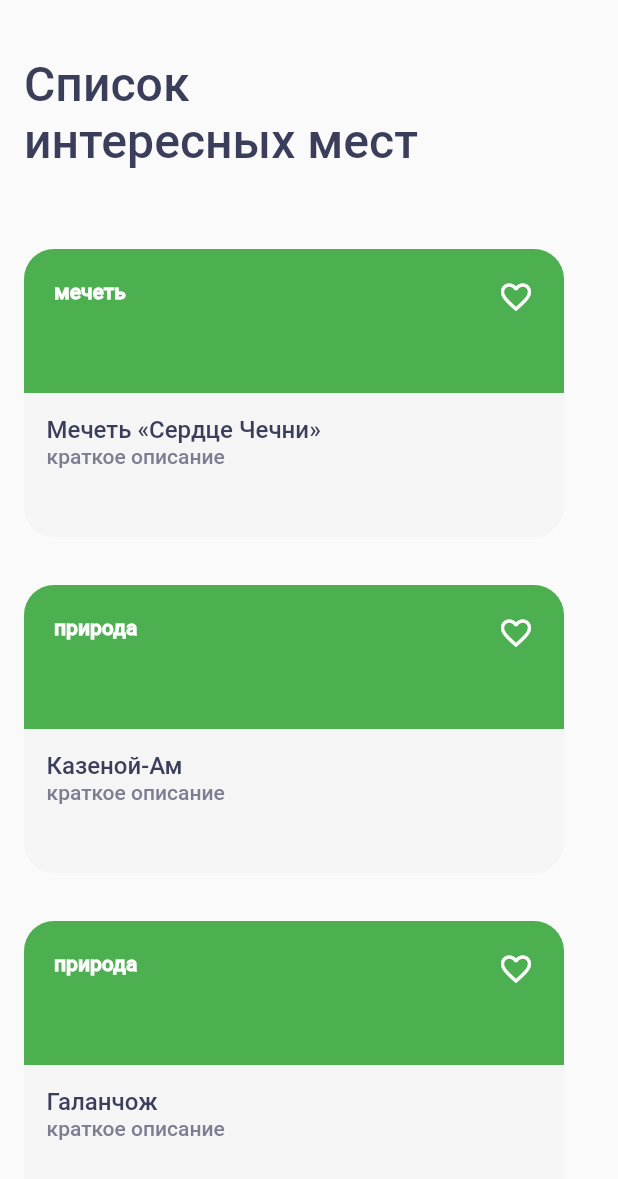
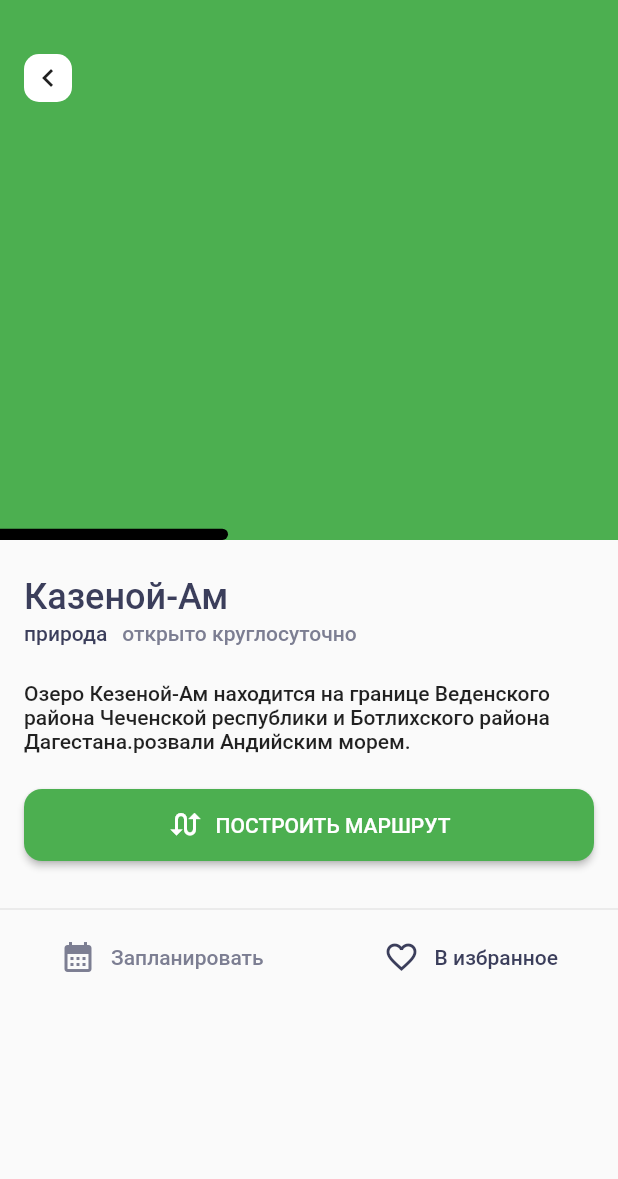
Before and after one commit to musovvir/places, a Flutter app: the screen it shows after launch, on a phone screen of 412 x 824 dp. Shown: the top 1179 px of the screen. Run offline on Flutter 3.47's test engine with Material 2 defaults, Android fonts, the phone set to English and light mode, and no system bars.

Commit message:
add SightDetails

```diff
--- a/lib/main.dart
+++ b/lib/main.dart
@@ -1,5 +1,6 @@
 import 'package:flutter/material.dart';
-import 'package:places/ui/screen/sight_list_screen.dart';
+import 'package:places/ui/screen/sight_details.dart';
+// import 'package:places/ui/screen/sight_list_screen.dart';
 
 void main() {
   runApp(const App());
@@ -15,11 +16,12 @@ class App extends StatefulWidget {
 class _AppState extends State<App> {
   @override
   Widget build(BuildContext context) {
-    return const MaterialApp(
+    return MaterialApp(
+      theme: ThemeData(fontFamily: 'Roboto'),
       debugShowCheckedModeBanner: false,
       title: 'My First App',
       color: Colors.red,
-      home: SightListScreen(),
+      home: const SightDetails(),
     );
   }
 }
--- /dev/null
+++ b/lib/ui/screen/sight_details.dart
@@ -0,0 +1,126 @@
+import 'package:flutter/material.dart';
+
+class SightDetails extends StatelessWidget {
+  const SightDetails({Key? key}) : super(key: key);
+
+  @override
+  Widget build(BuildContext context) {
+    return Scaffold(
+      body: Column(
+        children: [
+          Stack(
+            children: [
+              Container(
+                height: 360,
+                color: Colors.green,
+              ),
+              Padding(
+                padding: const EdgeInsets.only(top: 36, left: 16),
+                child: Container(
+                  width: 32,
+                  height: 32,
+                  decoration: const BoxDecoration(borderRadius: BorderRadius.all(Radius.circular(10)), color: Colors.white,),
+                  child: const Icon(Icons.chevron_left),
+                ),
+              ),
+              Positioned(
+                bottom: 0,
+                left: 0,
+                child: Container(
+                  width: 152,
+                  height: 7.57,
+                  decoration: const BoxDecoration(borderRadius: BorderRadius.only(topRight: Radius.circular(10), bottomRight: Radius.circular(10),), color: Colors.black,),
+                ),
+              ),
+            ],
+          ),
+          Column(
+            crossAxisAlignment: CrossAxisAlignment.start,
+            children: [
+              const Padding(
+                padding: EdgeInsets.only(left: 16, right: 16, top: 24),
+                child: Text('Казеной-Ам', style: TextStyle(color: Color.fromRGBO(59, 62, 91, 1), fontSize: 24)),
+              ),
+              Padding(
+                padding: const EdgeInsets.only(left: 16, top: 2),
+                child: Row(
+                  children: const [
+                    Text('природа', style: TextStyle(color: Color.fromRGBO(59, 62, 91, 1), fontSize: 14,)),
+                    SizedBox(width: 10),
+                    Text('открыто круглосуточно', style: TextStyle(color: Color.fromRGBO(124, 126, 146, 1), fontSize: 14)),
+                  ],
+                ),
+              ),
+              const Padding(
+                padding: EdgeInsets.symmetric(horizontal: 16, vertical: 24),
+                child: Text('Озеро Кезеной-Ам находится на границе Веденского района Чеченской республики и Ботлихского района Дагестана.розвали Андийским морем.'),
+              ),
+              Padding(
+                padding: const EdgeInsets.only(left: 16, right: 16, bottom: 24),
+                child: SizedBox(
+                  height: 48,
+                  child: ButtonTheme(
+                    minWidth: 328,
+                    child: ElevatedButton(
+                      onPressed: () {},
+                      style: ButtonStyle(
+                        shape: MaterialStateProperty.all(
+                          RoundedRectangleBorder(
+                            borderRadius: BorderRadius.circular(12),
+                          ),
+                        ),
+                        backgroundColor: MaterialStateProperty.all(Colors.green),
+                      ),
+                      child: Row(
+                        mainAxisAlignment: MainAxisAlignment.center,
+                        children: const [
+                          Icon(Icons.swap_calls),
+                          SizedBox(width: 8),
+                          Text('ПОСТРОИТЬ МАРШРУТ'),
+                        ],
+                      ),
+                    ),
+                  ),
+                ),
+              ),
+              const Divider(),
+              Row(
+                mainAxisAlignment: MainAxisAlignment.spaceAround,
+                children: [
+                  TextButton(
+                    onPressed: () {},
+                    child: Row(
+                      children: const [
+                        Icon(Icons.calendar_month, color: Color.fromRGBO(124, 126, 146, 1),),
+                        SizedBox(width: 10),
+                        Text('Запланировать',
+                          style: TextStyle(
+                                  color: Color.fromRGBO(124, 126, 146, 1),
+                                ),
+                        ),
+                      ],
+                    ),
+                  ),
+                  TextButton(
+                    onPressed: () {},
+                    child: Row(
+                      children: const [
+                        Icon(Icons.favorite_border, color: Color.fromRGBO(59, 62, 91, 1),),
+                        SizedBox(width: 10),
+                        Text('В избранное',
+                          style: TextStyle(
+                                  color: Color.fromRGBO(59, 62, 91, 1),
+                                ),
+                        ),
+                      ],
+                    ),
+                  ),
+                ],
+                ),
+            ],
+          ),
+        ],
+      ),
+    );
+  }
+}
```
